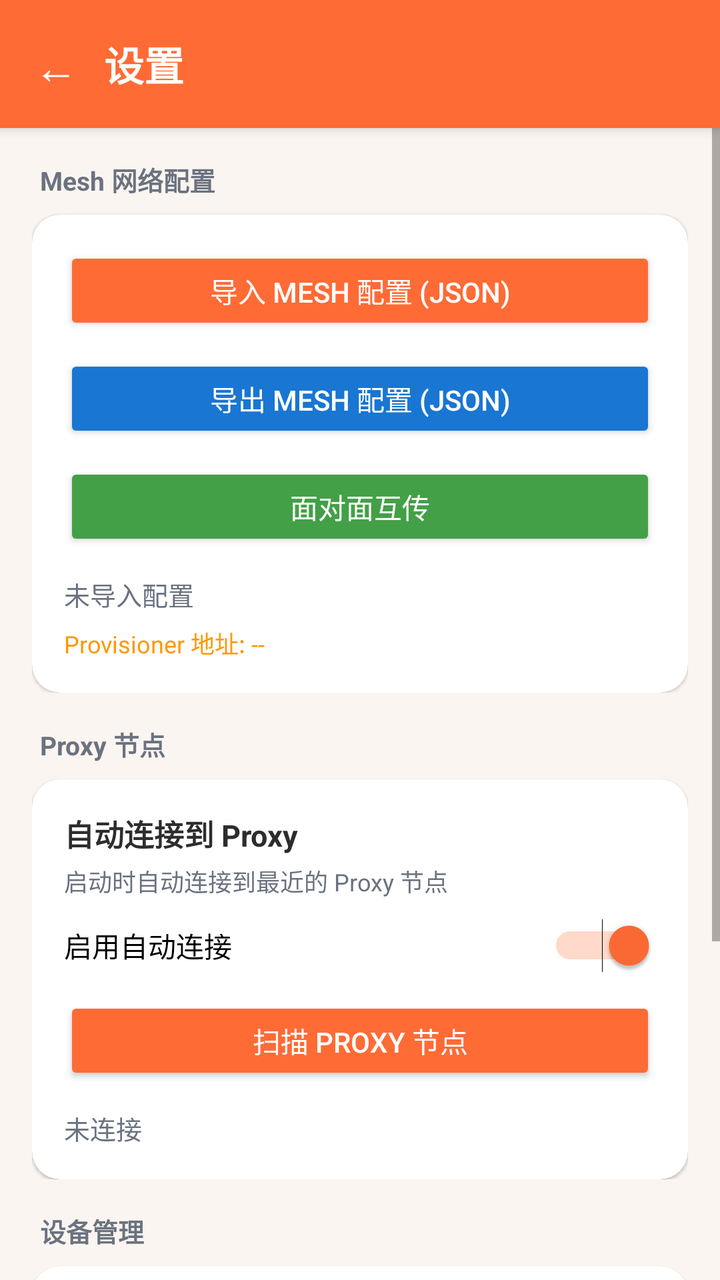
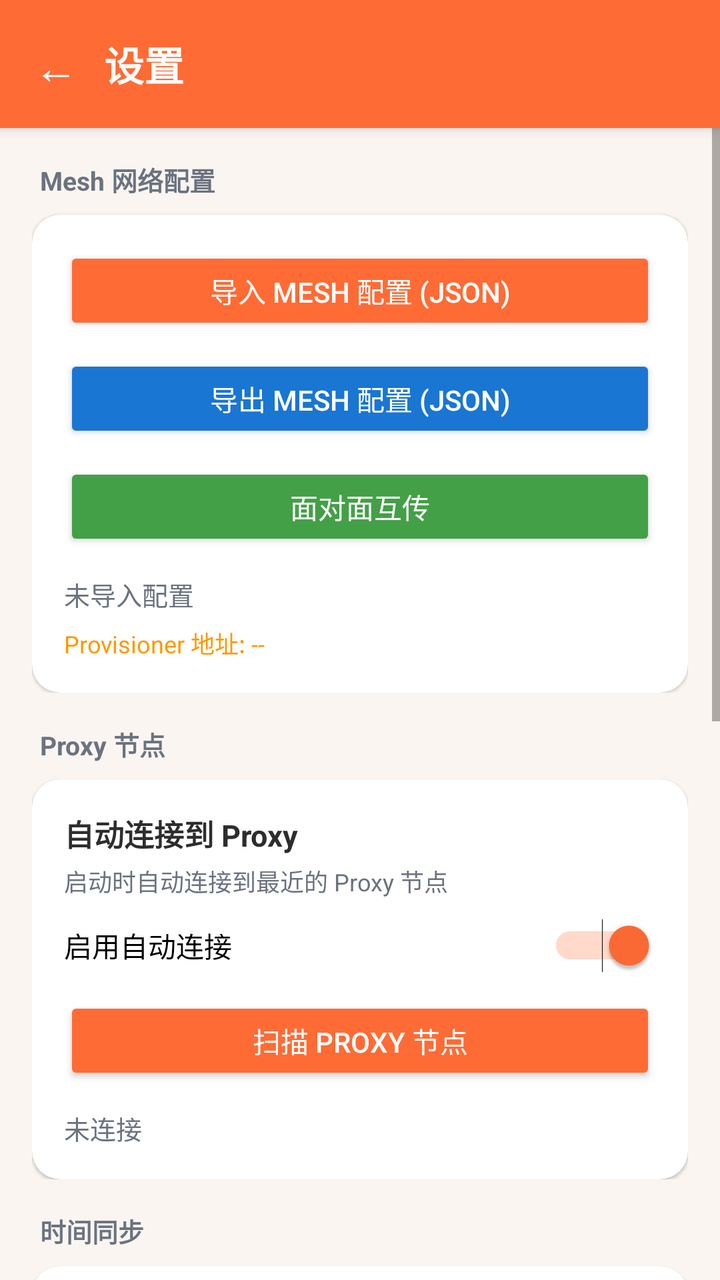

Before-and-after screenshots of an Android layout around one commit, followed by the original layout XML and the change that was made.
<!-- AndroidManifest.xml: activity theme Theme.BLE_Device_Mesh -->
<!-- res/layout/activity_settings.xml -->
<?xml version="1.0" encoding="utf-8"?>
<LinearLayout xmlns:android="http://schemas.android.com/apk/res/android"
    android:layout_width="match_parent"
    android:layout_height="match_parent"
    android:orientation="vertical"
    android:background="#FAF5F0">

    
    <LinearLayout
        android:layout_width="match_parent"
        android:layout_height="wrap_content"
        android:minHeight="56dp"
        android:background="#FF6B35"
        android:gravity="center_vertical"
        android:paddingStart="4dp"
        android:paddingEnd="16dp"
        android:paddingTop="8dp"
        android:paddingBottom="8dp"
        android:elevation="4dp">

        <Button
            android:id="@+id/btnBack"
            android:layout_width="48dp"
            android:layout_height="48dp"
            android:text="←"
            android:textSize="22sp"
            android:textColor="#FFFFFF"
            style="?android:attr/borderlessButtonStyle" />

        <TextView
            android:layout_width="0dp"
            android:layout_height="wrap_content"
            android:layout_weight="1"
            android:text="设置"
            android:textSize="20sp"
            android:textStyle="bold"
            android:textColor="#FFFFFF" />

    </LinearLayout>

    <ScrollView
        android:layout_width="match_parent"
        android:layout_height="match_parent">

        <LinearLayout
            android:layout_width="match_parent"
            android:layout_height="wrap_content"
            android:orientation="vertical"
            android:padding="16dp">

            
            <LinearLayout
                android:layout_width="match_parent"
                android:layout_height="wrap_content"
                android:orientation="vertical"
                android:layout_marginBottom="16dp">

                <TextView
                    android:layout_width="wrap_content"
                    android:layout_height="wrap_content"
                    android:text="Mesh 网络配置"
                    android:textSize="13sp"
                    android:textStyle="bold"
                    android:textColor="#6B7280"
                    android:layout_marginStart="4dp"
                    android:layout_marginBottom="8dp" />

                <androidx.cardview.widget.CardView
                    android:layout_width="match_parent"
                    android:layout_height="wrap_content"
                    app:cardCornerRadius="14dp"
                    app:cardElevation="1dp"
                    xmlns:app="http://schemas.android.com/apk/res-auto"
                    app:cardBackgroundColor="#FFFFFF">

                    <LinearLayout
                        android:layout_width="match_parent"
                        android:layout_height="wrap_content"
                        android:orientation="vertical"
                        android:padding="16dp">

                        <Button
                            android:id="@+id/btnImportConfig"
                            android:layout_width="match_parent"
                            android:layout_height="44dp"
                            android:text="导入 Mesh 配置 (Json)"
                            android:textSize="14sp"
                            android:backgroundTint="#FF6B35"
                            android:textColor="#FFFFFF" />

                        <Button
                            android:id="@+id/btnExportConfig"
                            android:layout_width="match_parent"
                            android:layout_height="44dp"
                            android:layout_marginTop="10dp"
                            android:text="导出 Mesh 配置 (Json)"
                            android:textSize="14sp"
                            android:backgroundTint="#1976D2"
                            android:textColor="#FFFFFF" />

                        <Button
                            android:id="@+id/btnMeshTransfer"
                            android:layout_width="match_parent"
                            android:layout_height="44dp"
                            android:layout_marginTop="10dp"
                            android:text="面对面互传"
                            android:textSize="14sp"
                            android:backgroundTint="#43A047"
                            android:textColor="#FFFFFF" />

                        <TextView
                            android:id="@+id/tvConfigStatus"
                            android:layout_width="wrap_content"
                            android:layout_height="wrap_content"
                            android:layout_marginTop="12dp"
                            android:text="未导入配置"
                            android:textSize="13sp"
                            android:textColor="#6B7280" />

                        <TextView
                            android:id="@+id/tvProvisionerAddress"
                            android:layout_width="wrap_content"
                            android:layout_height="wrap_content"
                            android:layout_marginTop="6dp"
                            android:text="Provisioner 地址: --"
                            android:textSize="12sp"
                            android:textColor="#FF9800" />

                    </LinearLayout>

                </androidx.cardview.widget.CardView>

            </LinearLayout>

            
            <LinearLayout
                android:layout_width="match_parent"
                android:layout_height="wrap_content"
                android:orientation="vertical">

                <TextView
                    android:layout_width="wrap_content"
                    android:layout_height="wrap_content"
                    android:text="Proxy 节点"
                    android:textSize="13sp"
                    android:textStyle="bold"
                    android:textColor="#6B7280"
                    android:layout_marginStart="4dp"
                    android:layout_marginBottom="8dp" />

                <androidx.cardview.widget.CardView
                    android:layout_width="match_parent"
                    android:layout_height="wrap_content"
                    app:cardCornerRadius="14dp"
                    app:cardElevation="1dp"
                    xmlns:app="http://schemas.android.com/apk/res-auto"
                    app:cardBackgroundColor="#FFFFFF">

                    <LinearLayout
                        android:layout_width="match_parent"
                        android:layout_height="wrap_content"
                        android:orientation="vertical"
                        android:padding="16dp">

                        <TextView
                            android:layout_width="wrap_content"
                            android:layout_height="wrap_content"
                            android:text="自动连接到 Proxy"
                            android:textSize="15sp"
                            android:textStyle="bold"
                            android:textColor="#2D2D2D" />

                        <TextView
                            android:layout_width="wrap_content"
                            android:layout_height="wrap_content"
                            android:layout_marginTop="4dp"
                            android:text="启动时自动连接到最近的 Proxy 节点"
                            android:textSize="12sp"
                            android:textColor="#6B7280" />

                        <Switch
                            android:id="@+id/switchAutoConnect"
                            android:layout_width="match_parent"
                            android:layout_height="wrap_content"
                            android:layout_marginTop="10dp"
                            android:text="启用自动连接"
                            android:checked="true" />

                        <Button
                            android:id="@+id/btnScanProxy"
                            android:layout_width="match_parent"
                            android:layout_height="44dp"
                            android:layout_marginTop="12dp"
                            android:text="扫描 Proxy 节点"
                            android:textSize="14sp"
                            android:backgroundTint="#FF6B35"
                            android:textColor="#FFFFFF" />

                        <TextView
                            android:id="@+id/tvProxyStatus"
                            android:layout_width="wrap_content"
                            android:layout_height="wrap_content"
                            android:layout_marginTop="12dp"
                            android:text="未连接"
                            android:textSize="13sp"
                            android:textColor="#6B7280" />

                    </LinearLayout>

                </androidx.cardview.widget.CardView>

            </LinearLayout>

            
            <LinearLayout
                android:layout_width="match_parent"
                android:layout_height="wrap_content"
                android:orientation="vertical"
                android:layout_marginTop="16dp">

                <TextView
                    android:layout_width="wrap_content"
                    android:layout_height="wrap_content"
                    android:text="设备管理"
                    android:textSize="13sp"
                    android:textStyle="bold"
                    android:textColor="#6B7280"
                    android:layout_marginStart="4dp"
                    android:layout_marginBottom="8dp" />

                <androidx.cardview.widget.CardView
                    android:layout_width="match_parent"
                    android:layout_height="wrap_content"
                    app:cardCornerRadius="14dp"
                    app:cardElevation="1dp"
                    xmlns:app="http://schemas.android.com/apk/res-auto"
                    app:cardBackgroundColor="#FFFFFF">

                    <LinearLayout
                        android:layout_width="match_parent"
                        android:layout_height="wrap_content"
                        android:orientation="vertical"
                        android:padding="16dp">

                        <Button
                            android:id="@+id/btnRestoreDeleted"
                            android:layout_width="match_parent"
                            android:layout_height="44dp"
                            android:text="恢复已删除设备"
                            android:textSize="14sp"
                            android:backgroundTint="#FF6B35"
                            android:textColor="#FFFFFF" />

                        <Button
                            android:id="@+id/btnAddFromNetwork"
                            android:layout_width="match_parent"
                            android:layout_height="44dp"
                            android:layout_marginTop="10dp"
                            android:text="从 Mesh 网络找回设备"
                            android:textSize="14sp"
                            android:backgroundTint="#1976D2"
                            android:textColor="#FFFFFF" />

                        <Button
                            android:id="@+id/btnDeviceFinder"
                            android:layout_width="match_parent"
                            android:layout_height="44dp"
                            android:layout_marginTop="10dp"
                            android:text="扫描设备地址 / MAC"
                            android:textSize="14sp"
                            android:backgroundTint="#7B1FA2"
                            android:textColor="#FFFFFF" />

                        <TextView
                            android:id="@+id/tvDeviceRestoreStatus"
                            android:layout_width="wrap_content"
                            android:layout_height="wrap_content"
                            android:layout_marginTop="12dp"
                            android:text="删除设备只会移除本地列表，节点仍在 Mesh 网络里，可随时找回"
                            android:textSize="12sp"
                            android:textColor="#6B7280" />

                    </LinearLayout>

                </androidx.cardview.widget.CardView>

            </LinearLayout>

        </LinearLayout>

    </ScrollView>

</LinearLayout>
<!-- resources referenced by this layout -->
<resources>
  <style name="Theme.BLE_Device_Mesh" parent="Theme.AppCompat.Light.NoActionBar">
          <item name="colorPrimary">@color/primary</item>
          <item name="colorPrimaryDark">@color/primary_dark</item>
          <item name="colorAccent">@color/primary</item>
          <item name="android:statusBarColor">@color/primary_dark</item>
          <item name="android:navigationBarColor">@color/surface</item>
      </style>
  <color name="primary">#FF6B35</color>
  <color name="primary_dark">#E55A2B</color>
  <color name="surface">#FFFFFF</color>
</resources>

<!-- the commit's change to res/layout/activity_settings.xml (unified diff, before → after) -->
@@ -221,6 +221,94 @@
                 <TextView
                     android:layout_width="wrap_content"
                     android:layout_height="wrap_content"
+                    android:text="时间同步"
+                    android:textSize="13sp"
+                    android:textStyle="bold"
+                    android:textColor="#6B7280"
+                    android:layout_marginStart="4dp"
+                    android:layout_marginBottom="8dp" />
+
+                <androidx.cardview.widget.CardView
+                    android:layout_width="match_parent"
+                    android:layout_height="wrap_content"
+                    app:cardCornerRadius="14dp"
+                    app:cardElevation="1dp"
+                    xmlns:app="http://schemas.android.com/apk/res-auto"
+                    app:cardBackgroundColor="#FFFFFF">
+
+                    <LinearLayout
+                        android:layout_width="match_parent"
+                        android:layout_height="wrap_content"
+                        android:orientation="vertical"
+                        android:padding="16dp">
+
+                        <TextView
+                            android:id="@+id/tvTimeSyncRole"
+                            android:layout_width="wrap_content"
+                            android:layout_height="wrap_content"
+                            android:text="本机角色：管理员（时间权威）"
+                            android:textSize="15sp"
+                            android:textStyle="bold"
+                            android:textColor="#2D2D2D" />
+
+                        <TextView
+                            android:layout_width="wrap_content"
+                            android:layout_height="wrap_content"
+                            android:layout_marginTop="12dp"
+                            android:text="自动同步间隔"
+                            android:textSize="13sp"
+                            android:textColor="#6B7280" />
+
+                        <Spinner
+                            android:id="@+id/spinnerSyncInterval"
+                            android:layout_width="match_parent"
+                            android:layout_height="48dp"
+                            android:layout_marginTop="2dp" />
+
+                        <TextView
+                            android:id="@+id/tvSyncStatus"
+                            android:layout_width="match_parent"
+                            android:layout_height="wrap_content"
+                            android:layout_marginTop="8dp"
+                            android:text="自动同步：每 3 小时"
+                            android:textSize="12sp"
+                            android:textColor="#6B7280" />
+
+                        <Button
+                            android:id="@+id/btnSyncNow"
+                            android:layout_width="match_parent"
+                            android:layout_height="44dp"
+                            android:layout_marginTop="12dp"
+                            android:text="立即同步一次"
+                            android:textSize="14sp"
+                            android:backgroundTint="#43A047"
+                            android:textColor="#FFFFFF" />
+
+                        <TextView
+                            android:id="@+id/tvTimeSyncHint"
+                            android:layout_width="match_parent"
+                            android:layout_height="wrap_content"
+                            android:layout_marginTop="10dp"
+                            android:text="每次同步会临时连接一个 Proxy 节点，约 10 秒；只有偏差超过 5 秒的设备才会被写入。"
+                            android:textSize="11sp"
+                            android:textColor="#9CA3AF" />
+
+                    </LinearLayout>
+
+                </androidx.cardview.widget.CardView>
+
+            </LinearLayout>
+
+            
+            <LinearLayout
+                android:layout_width="match_parent"
+                android:layout_height="wrap_content"
+                android:orientation="vertical"
+                android:layout_marginTop="16dp">
+
+                <TextView
+                    android:layout_width="wrap_content"
+                    android:layout_height="wrap_content"
                     android:text="设备管理"
                     android:textSize="13sp"
                     android:textStyle="bold"
